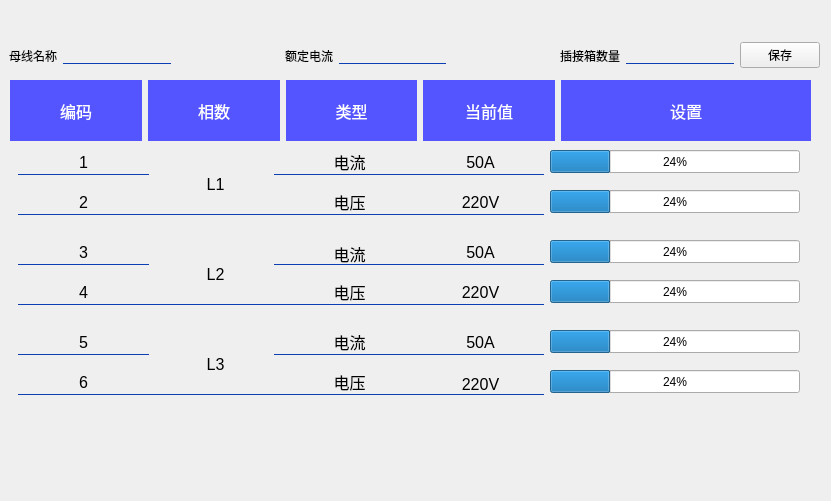
Above: BusBar-Qt/setting/setparameters/majorsetting.ui from luozhiyong131/BusBar before the change. Below: the same form after it.
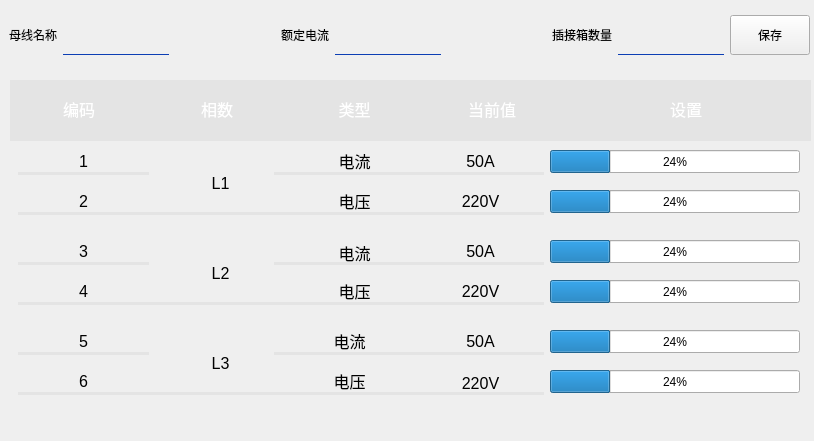
That is the form after the change. Custom widgets are drawn as their Qt base class.

```diff
--- a/BusBar-Qt/setting/setparameters/majorsetting.ui
+++ b/BusBar-Qt/setting/setparameters/majorsetting.ui
@@ -6,20 +6,28 @@
    <rect>
     <x>0</x>
     <y>0</y>
-    <width>831</width>
-    <height>501</height>
+    <width>814</width>
+    <height>441</height>
    </rect>
   </property>
   <property name="windowTitle">
    <string>Form</string>
   </property>
+  <property name="styleSheet">
+   <string notr="true">QLabel{
+	border-left:none;
+	border-right:none;
+	border-top: none;
+	border-bottom:3px solid rgb(228,228,228);
+}</string>
+  </property>
   <widget class="QWidget" name="widget" native="true">
    <property name="geometry">
     <rect>
      <x>9</x>
-     <y>35</y>
-     <width>811</width>
-     <height>41</height>
+     <y>10</y>
+     <width>801</width>
+     <height>50</height>
     </rect>
    </property>
    <property name="maximumSize">
@@ -34,6 +42,15 @@
    <layout class="QHBoxLayout" name="horizontalLayout">
     <item>
      <widget class="QLabel" name="label">
+      <property name="minimumSize">
+       <size>
+        <width>0</width>
+        <height>40</height>
+       </size>
+      </property>
+      <property name="styleSheet">
+       <string notr="true">border:none;</string>
+      </property>
       <property name="text">
        <string>母线名称</string>
       </property>
@@ -41,6 +58,12 @@
     </item>
     <item>
      <widget class="QLineEdit" name="lineEdit">
+      <property name="minimumSize">
+       <size>
+        <width>0</width>
+        <height>40</height>
+       </size>
+      </property>
       <property name="styleSheet">
        <string notr="true">QLineEdit{
 	border-left:none;
@@ -50,10 +73,19 @@
 	background-color: transparent;
 }</string>
       </property>
+      <property name="alignment">
+       <set>Qt::AlignCenter</set>
+      </property>
      </widget>
     </item>
     <item>
      <spacer name="horizontalSpacer">
+      <property name="minimumSize">
+       <size>
+        <width>0</width>
+        <height>40</height>
+       </size>
+      </property>
       <property name="orientation">
        <enum>Qt::Horizontal</enum>
       </property>
@@ -67,6 +99,15 @@
     </item>
     <item>
      <widget class="QLabel" name="label_2">
+      <property name="minimumSize">
+       <size>
+        <width>0</width>
+        <height>40</height>
+       </size>
+      </property>
+      <property name="styleSheet">
+       <string notr="true">border:none;</string>
+      </property>
       <property name="text">
        <string>额定电流</string>
       </property>
@@ -74,6 +115,12 @@
     </item>
     <item>
      <widget class="QLineEdit" name="lineEdit_2">
+      <property name="minimumSize">
+       <size>
+        <width>0</width>
+        <height>40</height>
+       </size>
+      </property>
       <property name="styleSheet">
        <string notr="true">QLineEdit{
 	border-left:none;
@@ -83,10 +130,19 @@
 background-color: transparent;
 }</string>
       </property>
+      <property name="alignment">
+       <set>Qt::AlignCenter</set>
+      </property>
      </widget>
     </item>
     <item>
      <spacer name="horizontalSpacer_2">
+      <property name="minimumSize">
+       <size>
+        <width>0</width>
+        <height>40</height>
+       </size>
+      </property>
       <property name="orientation">
        <enum>Qt::Horizontal</enum>
       </property>
@@ -100,6 +156,15 @@
     </item>
     <item>
      <widget class="QLabel" name="label_3">
+      <property name="minimumSize">
+       <size>
+        <width>0</width>
+        <height>40</height>
+       </size>
+      </property>
+      <property name="styleSheet">
+       <string notr="true">border:none;</string>
+      </property>
       <property name="text">
        <string>插接箱数量</string>
       </property>
@@ -107,6 +172,12 @@
     </item>
     <item>
      <widget class="QLineEdit" name="lineEdit_3">
+      <property name="minimumSize">
+       <size>
+        <width>0</width>
+        <height>40</height>
+       </size>
+      </property>
       <property name="styleSheet">
        <string notr="true">QLineEdit{
 	border-left:none;
@@ -116,10 +187,19 @@
 background-color: transparent;
 }</string>
       </property>
+      <property name="alignment">
+       <set>Qt::AlignCenter</set>
+      </property>
      </widget>
     </item>
     <item>
      <widget class="QPushButton" name="pushButton">
+      <property name="minimumSize">
+       <size>
+        <width>40</width>
+        <height>40</height>
+       </size>
+      </property>
       <property name="text">
        <string>保存</string>
       </property>
@@ -152,6 +232,9 @@
      <string notr="true"/>
     </property>
     <layout class="QHBoxLayout" name="horizontalLayout_2">
+     <property name="spacing">
+      <number>0</number>
+     </property>
      <item>
       <widget class="QLabel" name="label_4">
        <property name="font">
@@ -160,7 +243,7 @@
         </font>
        </property>
        <property name="styleSheet">
-        <string notr="true">background-color: rgb(85, 85, 255);
+        <string notr="true">background-color: rgb(228,228,228);
 color: rgb(255, 255, 255);</string>
        </property>
        <property name="text">
@@ -179,7 +262,7 @@
         </font>
        </property>
        <property name="styleSheet">
-        <string notr="true">background-color: rgb(85, 85, 255);
+        <string notr="true">background-color: rgb(228,228,228);
 color: rgb(255, 255, 255);</string>
        </property>
        <property name="text">
@@ -198,7 +281,7 @@
         </font>
        </property>
        <property name="styleSheet">
-        <string notr="true">background-color: rgb(85, 85, 255);
+        <string notr="true">background-color: rgb(228,228,228);
 color: rgb(255, 255, 255);</string>
        </property>
        <property name="text">
@@ -217,7 +300,7 @@
         </font>
        </property>
        <property name="styleSheet">
-        <string notr="true">background-color: rgb(85, 85, 255);
+        <string notr="true">background-color: rgb(228,228,228);
 color: rgb(255, 255, 255);</string>
        </property>
        <property name="text">
@@ -242,7 +325,7 @@
         </font>
        </property>
        <property name="styleSheet">
-        <string notr="true">background-color: rgb(85, 85, 255);
+        <string notr="true">background-color: rgb(228,228,228);
 color: rgb(255, 255, 255);</string>
        </property>
        <property name="text">
@@ -274,7 +357,7 @@
 	border-left:none;
 	border-right:none;
 	border-top: none;
-	border-bottom:1px solid rgb(12,62,180);
+	border-bottom:3px solid rgb(228,228,228);
 }</string>
     </property>
     <property name="text">
@@ -289,7 +372,7 @@
      <rect>
       <x>264</x>
       <y>70</y>
-      <width>151</width>
+      <width>161</width>
       <height>25</height>
      </rect>
     </property>
@@ -299,12 +382,7 @@
      </font>
     </property>
     <property name="styleSheet">
-     <string notr="true">QLabel{
-	border-left:none;
-	border-right:none;
-	border-top: none;
-	border-bottom:1px solid rgb(12,62,180);
-}</string>
+     <string notr="true"/>
     </property>
     <property name="text">
      <string>电流</string>
@@ -328,12 +406,7 @@
      </font>
     </property>
     <property name="styleSheet">
-     <string notr="true">QLabel{
-	border-left:none;
-	border-right:none;
-	border-top: none;
-	border-bottom:1px solid rgb(12,62,180);
-}</string>
+     <string notr="true"/>
     </property>
     <property name="text">
      <string>50A</string>
@@ -347,7 +420,7 @@
      <rect>
       <x>264</x>
       <y>110</y>
-      <width>151</width>
+      <width>161</width>
       <height>25</height>
      </rect>
     </property>
@@ -357,12 +430,7 @@
      </font>
     </property>
     <property name="styleSheet">
-     <string notr="true">QLabel{
-	border-left:none;
-	border-right:none;
-	border-top: none;
-	border-bottom:1px solid rgb(12,62,180);
-}</string>
+     <string notr="true"/>
     </property>
     <property name="text">
      <string>电压</string>
@@ -390,7 +458,7 @@
 	border-left:none;
 	border-right:none;
 	border-top: none;
-	border-bottom:1px solid rgb(12,62,180);
+	border-bottom:3px solid rgb(228,228,228);
 }</string>
     </property>
     <property name="text">
@@ -405,7 +473,7 @@
      <rect>
       <x>130</x>
       <y>74</y>
-      <width>151</width>
+      <width>161</width>
       <height>61</height>
      </rect>
     </property>
@@ -415,12 +483,7 @@
      </font>
     </property>
     <property name="styleSheet">
-     <string notr="true">QLabel{
-	border-left:none;
-	border-right:none;
-	border-top: none;
-	border-bottom:1px solid rgb(12,62,180);
-}</string>
+     <string notr="true"/>
     </property>
     <property name="text">
      <string>L1</string>
@@ -444,12 +507,7 @@
      </font>
     </property>
     <property name="styleSheet">
-     <string notr="true">QLabel{
-	border-left:none;
-	border-right:none;
-	border-top: none;
-	border-bottom:1px solid rgb(12,62,180);
-}</string>
+     <string notr="true"/>
     </property>
     <property name="text">
      <string>220V</string>
@@ -463,7 +521,7 @@
      <rect>
       <x>264</x>
       <y>164</y>
-      <width>151</width>
+      <width>161</width>
       <height>21</height>
      </rect>
     </property>
@@ -473,12 +531,7 @@
      </font>
     </property>
     <property name="styleSheet">
-     <string notr="true">QLabel{
-	border-left:none;
-	border-right:none;
-	border-top: none;
-	border-bottom:1px solid rgb(12,62,180);
-}</string>
+     <string notr="true"/>
     </property>
     <property name="text">
      <string>电流</string>
@@ -506,7 +559,7 @@
 	border-left:none;
 	border-right:none;
 	border-top: none;
-	border-bottom:1px solid rgb(12,62,180);
+	border-bottom:3px solid rgb(228,228,228);
 }</string>
     </property>
     <property name="text">
@@ -535,7 +588,7 @@
 	border-left:none;
 	border-right:none;
 	border-top: none;
-	border-bottom:1px solid rgb(12,62,180);
+	border-bottom:3px solid rgb(228,228,228);
 }</string>
     </property>
     <property name="text">
@@ -560,12 +613,7 @@
      </font>
     </property>
     <property name="styleSheet">
-     <string notr="true">QLabel{
-	border-left:none;
-	border-right:none;
-	border-top: none;
-	border-bottom:1px solid rgb(12,62,180);
-}</string>
+     <string notr="true"/>
     </property>
     <property name="text">
      <string>220V</string>
@@ -589,12 +637,7 @@
      </font>
     </property>
     <property name="styleSheet">
-     <string notr="true">QLabel{
-	border-left:none;
-	border-right:none;
-	border-top: none;
-	border-bottom:1px solid rgb(12,62,180);
-}</string>
+     <string notr="true"/>
     </property>
     <property name="text">
      <string>50A</string>
@@ -608,7 +651,7 @@
      <rect>
       <x>130</x>
       <y>164</y>
-      <width>151</width>
+      <width>161</width>
       <height>61</height>
      </rect>
     </property>
@@ -618,12 +661,7 @@
      </font>
     </property>
     <property name="styleSheet">
-     <string notr="true">QLabel{
-	border-left:none;
-	border-right:none;
-	border-top: none;
-	border-bottom:1px solid rgb(12,62,180);
-}</string>
+     <string notr="true"/>
     </property>
     <property name="text">
      <string>L2</string>
@@ -637,7 +675,7 @@
      <rect>
       <x>264</x>
       <y>200</y>
-      <width>151</width>
+      <width>161</width>
       <height>25</height>
      </rect>
     </property>
@@ -647,12 +685,7 @@
      </font>
     </property>
     <property name="styleSheet">
-     <string notr="true">QLabel{
-	border-left:none;
-	border-right:none;
-	border-top: none;
-	border-bottom:1px solid rgb(12,62,180);
-}</string>
+     <string notr="true"/>
     </property>
     <property name="text">
      <string>电压</string>
@@ -676,12 +709,7 @@
      </font>
     </property>
     <property name="styleSheet">
-     <string notr="true">QLabel{
-	border-left:none;
-	border-right:none;
-	border-top: none;
-	border-bottom:1px solid rgb(12,62,180);
-}</string>
+     <string notr="true"/>
     </property>
     <property name="text">
      <string>220V</string>
@@ -705,12 +733,7 @@
      </font>
     </property>
     <property name="styleSheet">
-     <string notr="true">QLabel{
-	border-left:none;
-	border-right:none;
-	border-top: none;
-	border-bottom:1px solid rgb(12,62,180);
-}</string>
+     <string notr="true"/>
     </property>
     <property name="text">
      <string>50A</string>
@@ -734,12 +757,7 @@
      </font>
     </property>
     <property name="styleSheet">
-     <string notr="true">QLabel{
-	border-left:none;
-	border-right:none;
-	border-top: none;
-	border-bottom:1px solid rgb(12,62,180);
-}</string>
+     <string notr="true"/>
     </property>
     <property name="text">
      <string>6</string>
@@ -767,7 +785,7 @@
 	border-left:none;
 	border-right:none;
 	border-top: none;
-	border-bottom:1px solid rgb(12,62,180);
+	border-bottom:3px solid rgb(228,228,228);
 }</string>
     </property>
     <property name="text">
@@ -792,12 +810,7 @@
      </font>
     </property>
     <property name="styleSheet">
-     <string notr="true">QLabel{
-	border-left:none;
-	border-right:none;
-	border-top: none;
-	border-bottom:1px solid rgb(12,62,180);
-}</string>
+     <string notr="true"/>
     </property>
     <property name="text">
      <string>电压</string>
@@ -811,7 +824,7 @@
      <rect>
       <x>130</x>
       <y>254</y>
-      <width>151</width>
+      <width>161</width>
       <height>61</height>
      </rect>
     </property>
@@ -821,12 +834,7 @@
      </font>
     </property>
     <property name="styleSheet">
-     <string notr="true">QLabel{
-	border-left:none;
-	border-right:none;
-	border-top: none;
-	border-bottom:1px solid rgb(12,62,180);
-}</string>
+     <string notr="true"/>
     </property>
     <property name="text">
      <string>L3</string>
@@ -850,12 +858,7 @@
      </font>
     </property>
     <property name="styleSheet">
-     <string notr="true">QLabel{
-	border-left:none;
-	border-right:none;
-	border-top: none;
-	border-bottom:1px solid rgb(12,62,180);
-}</string>
+     <string notr="true"/>
     </property>
     <property name="text">
      <string>电流</string>
```
Left out of the diff: 3 changed lines with no effect on the pictures.
